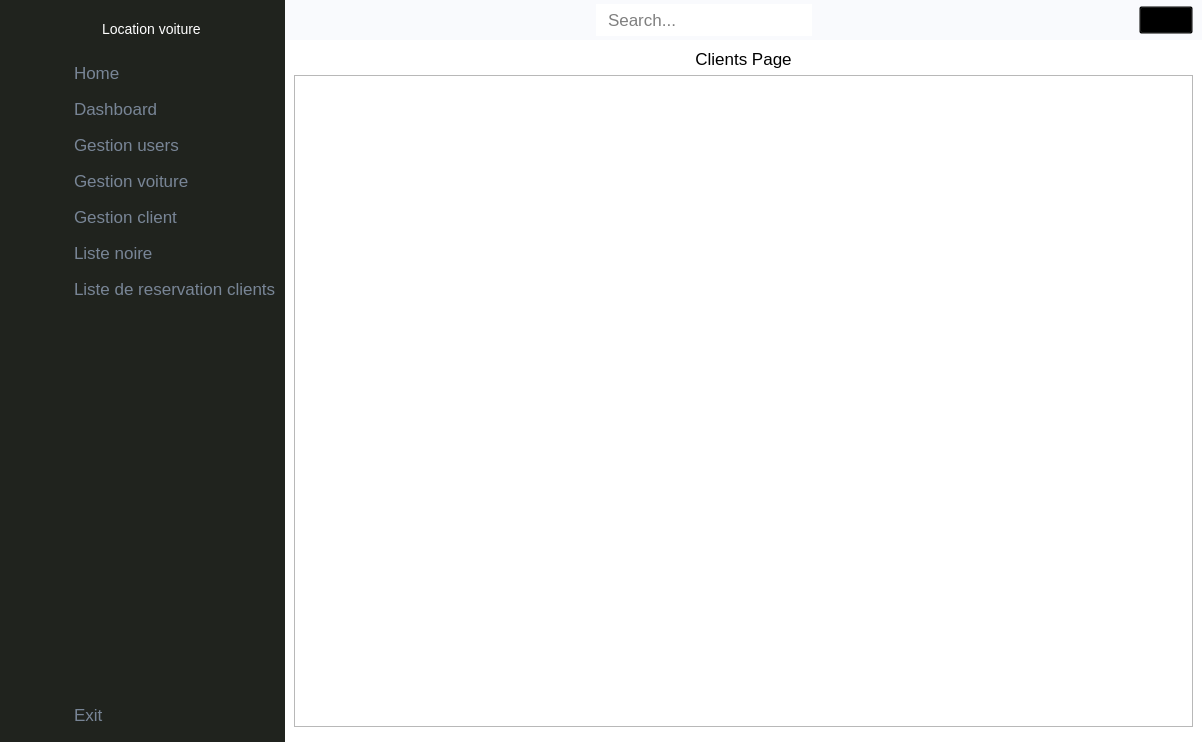
The window that main_ui.ui (walidhabbach/Car-Rental-Desktop-app) describes before a commit, drawn with Qt 5.
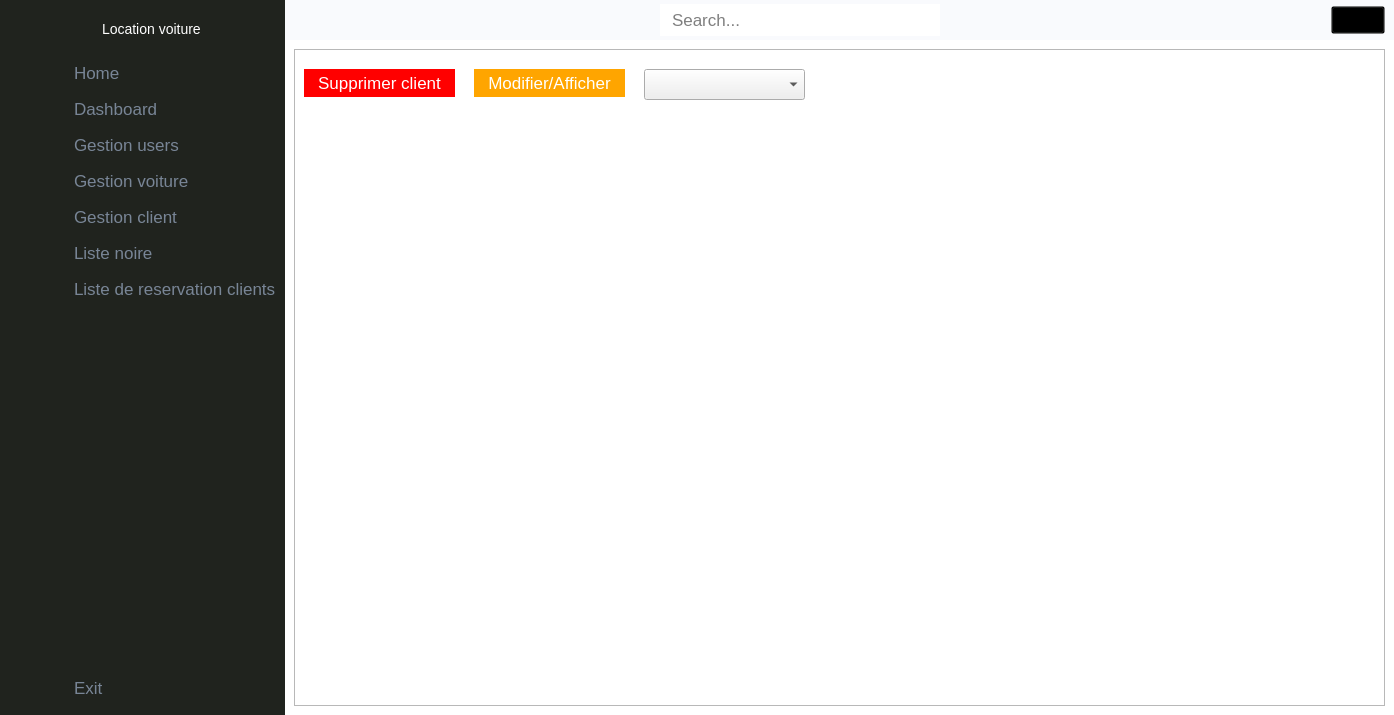
The same window after the commit. The open tabs and pages were chosen to show the change. Icons and pictures are not drawn.

Diff of the .ui file:
```diff
--- a/main_ui.ui
+++ b/main_ui.ui
@@ -6,8 +6,8 @@
    <rect>
     <x>0</x>
     <y>0</y>
-    <width>1202</width>
-    <height>742</height>
+    <width>1394</width>
+    <height>715</height>
    </rect>
   </property>
   <property name="windowTitle">
@@ -832,25 +832,7 @@
          </widget>
          <widget class="QWidget" name="page_crud_clients">
           <layout class="QGridLayout" name="gridLayout_6">
-           <item row="1" column="0">
-            <widget class="QTableWidget" name="clients_data"/>
-           </item>
            <item row="0" column="0">
-            <widget class="QLabel" name="label_8">
-             <property name="font">
-              <font>
-               <pointsize>-1</pointsize>
-              </font>
-             </property>
-             <property name="text">
-              <string>Clients Page</string>
-             </property>
-             <property name="alignment">
-              <set>Qt::AlignCenter</set>
-             </property>
-            </widget>
-           </item>
-           <item row="2" column="0">
             <widget class="QFrame" name="frame">
              <property name="frameShape">
               <enum>QFrame::StyledPanel</enum>
@@ -858,6 +840,66 @@
              <property name="frameShadow">
               <enum>QFrame::Raised</enum>
              </property>
+             <widget class="QPushButton" name="pushButton_2">
+              <property name="geometry">
+               <rect>
+                <x>10</x>
+                <y>20</y>
+                <width>151</width>
+                <height>28</height>
+               </rect>
+              </property>
+              <property name="styleSheet">
+               <string notr="true">background-color: red;
+color: white;
+border: 0;</string>
+              </property>
+              <property name="text">
+               <string>Supprimer client</string>
+              </property>
+             </widget>
+             <widget class="QComboBox" name="comboClients">
+              <property name="geometry">
+               <rect>
+                <x>350</x>
+                <y>20</y>
+                <width>161</width>
+                <height>31</height>
+               </rect>
+              </property>
+             </widget>
+             <widget class="QPushButton" name="modifier_btn">
+              <property name="geometry">
+               <rect>
+                <x>180</x>
+                <y>20</y>
+                <width>151</width>
+                <height>28</height>
+               </rect>
+              </property>
+              <property name="styleSheet">
+               <string notr="true">background-color: orange;
+color: white;
+border: 0;</string>
+              </property>
+              <property name="text">
+               <string>Modifier/Afficher</string>
+              </property>
+             </widget>
+             <widget class="QTableWidget" name="clients_data">
+              <property name="geometry">
+               <rect>
+                <x>20</x>
+                <y>90</y>
+                <width>1051</width>
+                <height>471</height>
+               </rect>
+              </property>
+              <property name="styleSheet">
+               <string notr="true">background-color: transparent;
+border: 0</string>
+              </property>
+             </widget>
             </widget>
            </item>
           </layout>
```
Left out of the diff: 30 changed lines with no effect on the pictures.
